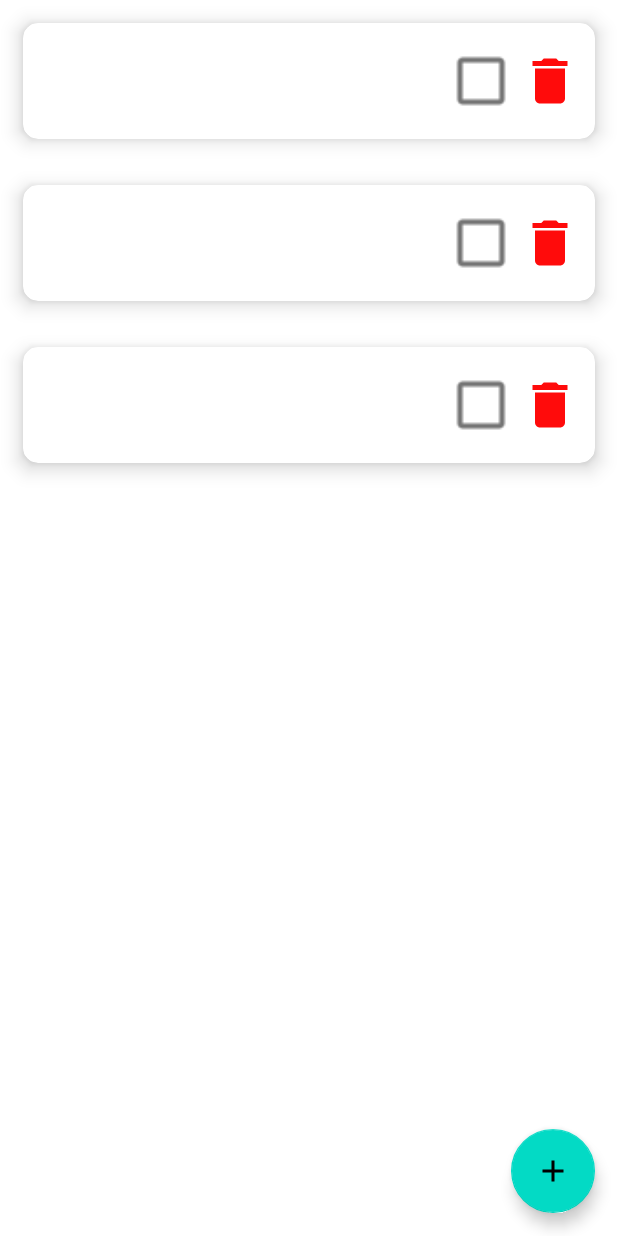
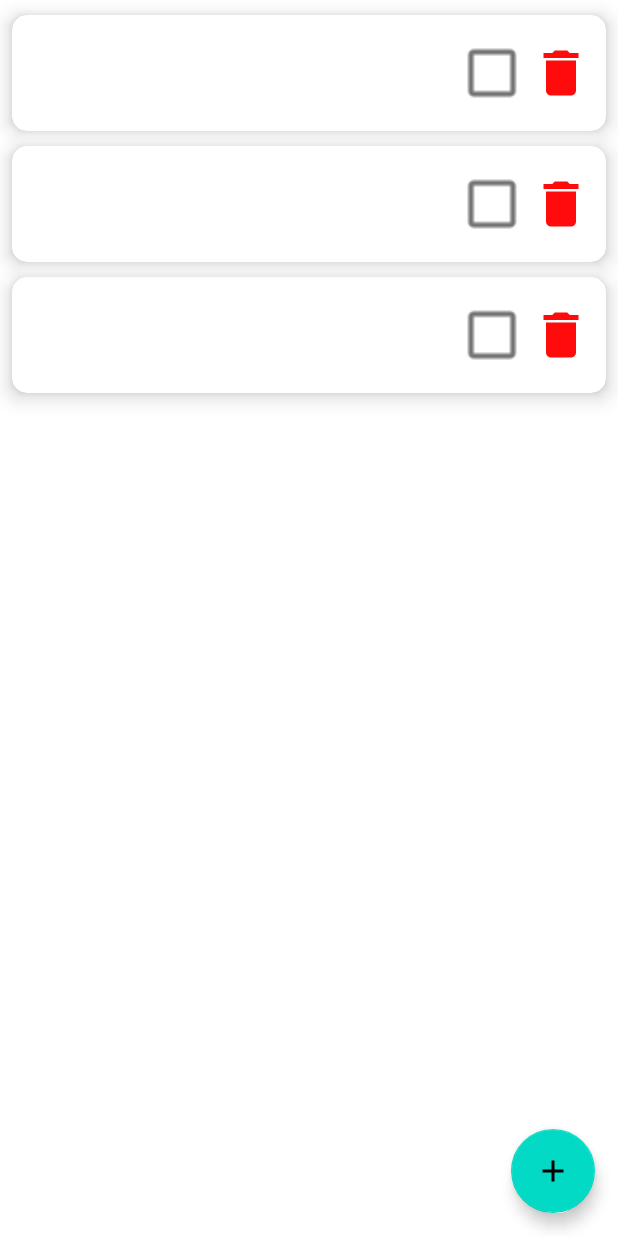
Before and after one commit to Kunkhozhaev/Bazar_application, an Android app: the layout fragment_main.xml on its own in the app's theme, with its tools: preview values and no code run, on a phone screen of 412 x 824 dp. Run offline under Robolectric (Android 15) with nearby library versions, the phone set to English and light mode, and no system bars.

Commit message:
Final! v1.0

```diff
--- a/app/build.gradle
+++ b/app/build.gradle
@@ -69,4 +69,7 @@ dependencies {
     implementation 'com.google.firebase:firebase-analytics-ktx'
     implementation 'com.google.firebase:firebase-firestore:24.0.1'
     implementation 'com.google.firebase:firebase-firestore-ktx:24.0.1'
+
+    //SwipeRefresh
+    implementation "androidx.swiperefreshlayout:swiperefreshlayout:1.1.0"
 }
--- a/app/src/main/java/com/example/bazar/ui/main/AddDialogFragment.kt
+++ b/app/src/main/java/com/example/bazar/ui/main/AddDialogFragment.kt
@@ -54,10 +54,10 @@ class AddDialogFragment(private val fragment: MainFragment) : BottomSheetDialogF
             when (it.status) {
                 ResourceState.LOADING -> {
                     showProgress()
-                    toast("Loading")
+                    //toast("Loading")
                 }
                 ResourceState.SUCCESS -> {
-                    toast("Product is added to Firestore")
+                    //toast("Product is added to Firestore")
                     hideProgress()
                     fragment.refresh()
                     dismiss()
--- a/app/src/main/res/layout/fragment_main.xml
+++ b/app/src/main/res/layout/fragment_main.xml
@@ -7,6 +7,11 @@
     android:orientation="vertical"
     tools:context=".ui.MainActivity">
 
+    <androidx.swiperefreshlayout.widget.SwipeRefreshLayout
+        android:id="@+id/swipeToRefresh"
+        android:layout_width="match_parent"
+        android:layout_height="match_parent">
+
         <androidx.recyclerview.widget.RecyclerView
             android:id="@+id/rvProducts"
             android:layout_width="match_parent"
@@ -15,6 +20,7 @@
             tools:listitem="@layout/item_product"
             app:layoutManager="androidx.recyclerview.widget.LinearLayoutManager"
             />
+    </androidx.swiperefreshlayout.widget.SwipeRefreshLayout>
 
     <com.google.android.material.floatingactionbutton.FloatingActionButton
         android:id="@+id/addingBtn"
@@ -26,7 +32,7 @@
         android:layout_marginTop="15dp"
         android:layout_marginEnd="15dp"
         android:layout_marginBottom="15dp"
-        android:contentDescription="TODO"
+        android:contentDescription="Adds new product"
         android:src="@drawable/ic_add"
         android:tint="@color/white" />
 
--- a/app/src/main/res/layout/item_product.xml
+++ b/app/src/main/res/layout/item_product.xml
@@ -7,7 +7,9 @@
     app:cardCornerRadius="10dp"
     app:cardElevation="8dp"
     app:cardMaxElevation="5dp"
-    android:layout_margin="15dp"
+    android:layout_marginStart="8dp"
+    android:layout_marginEnd="8dp"
+    android:layout_marginTop="10dp"
     >
     <LinearLayout
         android:orientation="horizontal"
```
Also changed, not shown: app/src/main/java/com/example/bazar/ui/main/MainFragment.kt (+10 -1 lines). Lines whose indentation alone changed are shown as unchanged.
